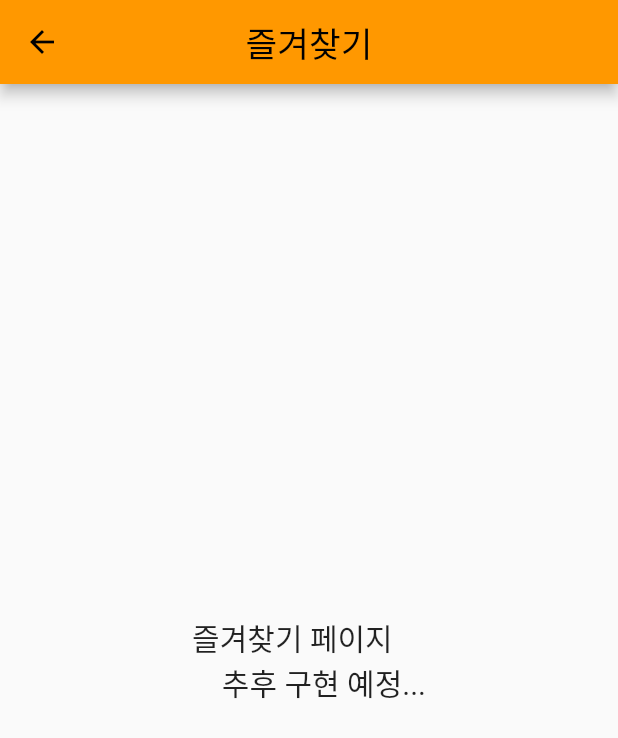
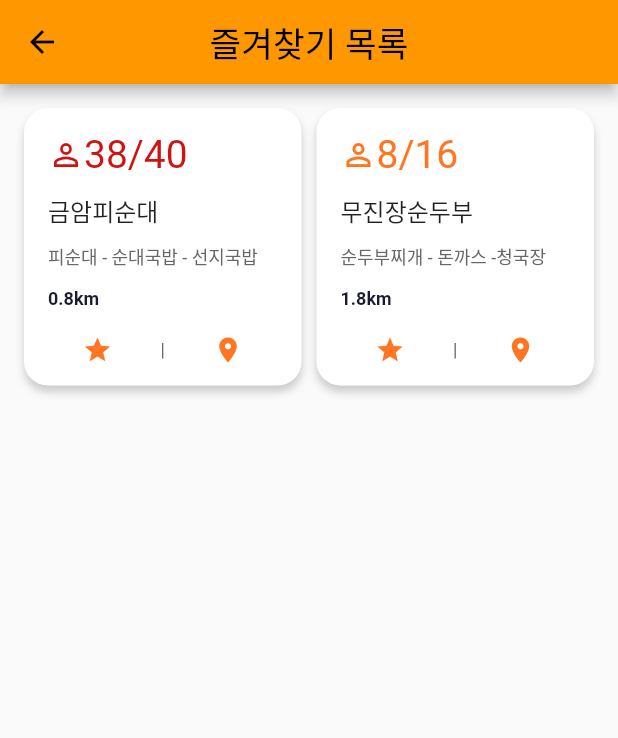
Before and after one commit to YaeheeChoe/launchrabbit, a Flutter app: the StarPage screen opened directly, on a phone screen of 412 x 824 dp. Shown: the top 738 px of the screen. Run offline on Flutter 3.47's test engine with Material 2 defaults, Android fonts, the phone set to English and light mode, and no system bars.

Commit message:
star screen

```diff
--- a/lib/component/RestorantWidget.dart
+++ b/lib/component/RestorantWidget.dart
@@ -26,6 +26,7 @@ class RestorantWidget extends StatelessWidget {
   Widget build(BuildContext context) {
     Color statusColor = primaryColor;
     Color mainColor = primaryColor;
+    bool star = isStar;
 
     if (maxSeats - seats > 8) {
       statusColor = safeColor;
@@ -95,8 +96,12 @@ class RestorantWidget extends StatelessWidget {
                     mainAxisAlignment: MainAxisAlignment.spaceAround,
                     children: [
                       IconButton(
-                        onPressed: () {},
-                        icon: Icon(Icons.star_border, size: 20),
+                        onPressed: () {
+                          //isStar조정
+                        },
+                        icon: isStar
+                            ? Icon(Icons.star, size: 20)
+                            : Icon(Icons.star_border, size: 20),
                         color: mainColor,
                       ),
                       Text(
--- a/lib/star_screen.dart
+++ b/lib/star_screen.dart
@@ -1,25 +1,46 @@
 // lib/screens/first_screen.dart
 import 'package:flutter/material.dart';
+import 'package:launchrabbit/component/WidgetList.dart';
+import './component/RestorantWidget.dart';
 
 class StarPage extends StatelessWidget {
+  List<RestorantWidget> stars = [
+    RestorantWidget(
+      name: '금암피순대',
+      menu: '피순대 - 순대국밥 - 선지국밥',
+      area: '',
+      km: 0.8,
+      maxSeats: 40,
+      seats: 38,
+      isStar: true,
+    ),
+    RestorantWidget(
+      name: '무진장순두부',
+      menu: '순두부찌개 - 돈까스 -청국장',
+      area: '사대부고',
+      km: 1.8,
+      maxSeats: 16,
+      seats: 8,
+      isStar: true,
+    ),
+  ];
   @override
   Widget build(BuildContext context) {
     return Scaffold(
       appBar: AppBar(
         centerTitle: true,
         title: Text(
-          '즐겨찾기',
+          '즐겨찾기 목록',
           style: TextStyle(
             fontSize: 23,
           ),
         ),
       ),
-      body: Center(
+      body: Container(
+        padding: EdgeInsets.all(16),
         child: Column(
-          mainAxisAlignment: MainAxisAlignment.center,
-          children: [
-            Text('즐겨찾기 페이지 \n    추후 구현 예정...', style: TextStyle(fontSize: 20)),
-          ],
+          mainAxisAlignment: MainAxisAlignment.start,
+          children: [WidgetList(widgetList: stars)],
         ),
       ),
     );
```
Also changed, not shown: lib/main.dart (+25 -26 lines).
